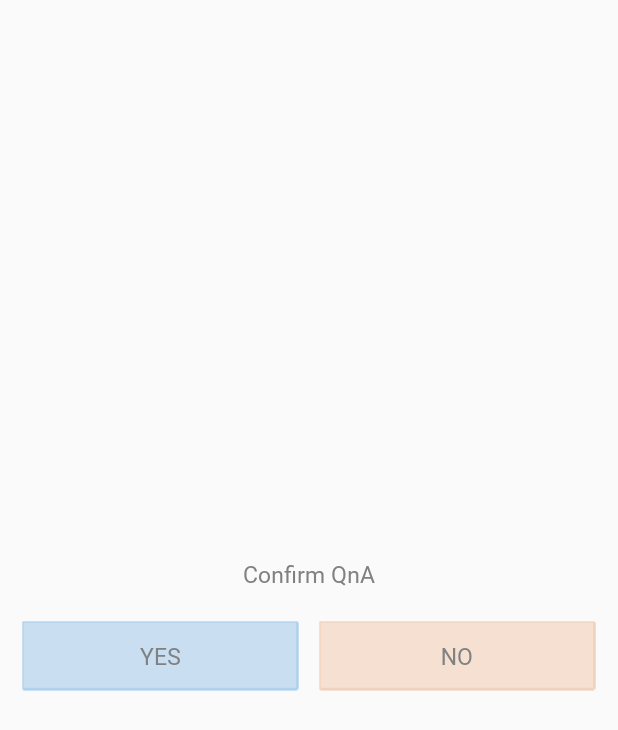
After one commit to msnodeve/WowSup, an Android app: the layout dialog_confirm.xml on its own in the app's theme, with its tools: preview values and no code run, on a phone screen of 412 x 824 dp. The commit adds this screen. Shown: the top 730 px of the screen. Run offline under Robolectric (Android 15) with nearby library versions, the phone set to English and light mode, and no system bars.

Commit message:
스토리 작성중

```diff
--- a/WowSUP/app/src/main/java/com/seok/seok/wowsup/LauncherActivity.java
+++ b/WowSUP/app/src/main/java/com/seok/seok/wowsup/LauncherActivity.java
@@ -24,7 +24,7 @@ public class LauncherActivity extends AppCompatActivity {
         @Override
         public void handleMessage(Message msg) {
             super.handleMessage(msg);
-            startActivity(new Intent(LauncherActivity.this, WelcomeActivity.class));
+            startActivity(new Intent(LauncherActivity.this, StoryWriteActivity.class));
             finish();
         }
     };
--- a/WowSUP/app/src/main/java/com/seok/seok/wowsup/retrofit/remote/ApiUtils.java
+++ b/WowSUP/app/src/main/java/com/seok/seok/wowsup/retrofit/remote/ApiUtils.java
@@ -17,4 +17,7 @@ public class ApiUtils {
     public static WordChartService getChartService(){
         return RetrofitClient.getClient(BASE_URL).create(WordChartService.class);
     }
+    public static StoryService getStoryService() {
+        return RetrofitClient.getClient(BASE_URL).create(StoryService.class);
+    }
 }
--- /dev/null
+++ b/WowSUP/app/src/main/res/layout/dialog_confirm.xml
@@ -0,0 +1,55 @@
+<?xml version="1.0" encoding="utf-8"?>
+<LinearLayout xmlns:android="http://schemas.android.com/apk/res/android"
+    android:id="@+id/dialog_layout"
+    android:layout_width="match_parent"
+    android:layout_height="match_parent"
+    android:gravity="center"
+    android:orientation="vertical">
+
+    <TextView
+        android:id="@+id/dialog_txt_qna"
+        android:layout_width="wrap_content"
+        android:layout_height="wrap_content"
+        android:layout_marginTop="30dp"
+        android:fontFamily="@font/hanmaumgodic_m"
+        android:gravity="center"
+        android:text="Confirm QnA"
+        android:textColor="#808183"
+        android:textSize="15.3sp" />
+
+    <LinearLayout
+        android:layout_width="match_parent"
+        android:layout_height="wrap_content"
+        android:layout_marginLeft="14dp"
+        android:layout_marginTop="20dp"
+        android:layout_marginRight="14dp"
+        android:layout_marginBottom="20dp"
+        android:orientation="horizontal">
+
+        <Button
+            android:id="@+id/dialog_btn_yes"
+            android:layout_width="match_parent"
+            android:layout_height="match_parent"
+            android:layout_marginRight="6dp"
+            android:layout_weight="10"
+            android:background="@drawable/yes_button"
+            android:fontFamily="@font/hanmaumgodic_m"
+            android:text="YES"
+            android:textColor="#808183"
+            android:textSize="15.3sp" />
+
+        <Button
+            android:id="@+id/dialog_btn_no"
+            android:layout_width="match_parent"
+            android:layout_height="match_parent"
+            android:layout_marginLeft="6dp"
+            android:layout_weight="10"
+            android:background="@drawable/no_button"
+            android:fontFamily="@font/hanmaumgodic_m"
+            android:text="NO"
+            android:textColor="#808183"
+            android:textSize="15.3sp" />
+
+    </LinearLayout>
+
+</LinearLayout>
--- a/WowSUP/app/src/main/res/values/strings.xml
+++ b/WowSUP/app/src/main/res/values/strings.xml
@@ -7,4 +7,7 @@
     <!-- Ted Permission -->
     <string name="permission_1">[설정] > [권한] 에서 권한을 허용할 수 있습니다.</string>
     <string name="permission_2">사진 및 파일을 저장하기 위하여 접근 권한이 필요합니다.</string>
+
+    <!-- Dialog Text -->
+    <string name="upload_story">Number of Tokens - 1\nWould you like to post it?\n(Not editable)</string>
 </resources>
```
Also changed, not shown: WowSUP/app/src/main/java/com/seok/seok/wowsup/StoryWriteActivity.java (+92 -29 lines), WowSUP/app/src/main/java/com/seok/seok/wowsup/dialog/WriteConfirmDialog.java (added, +114 -0 lines), WowSUP/app/src/main/java/com/seok/seok/wowsup/retrofit/model/ResponseStory.java (added, +113 -0 lines), WowSUP/app/src/main/java/com/seok/seok/wowsup/retrofit/remote/StoryService.java (added, +43 -0 lines), WowSUP/app/src/main/java/com/seok/seok/wowsup/utilities/Common.java (+15 -2 lines).
